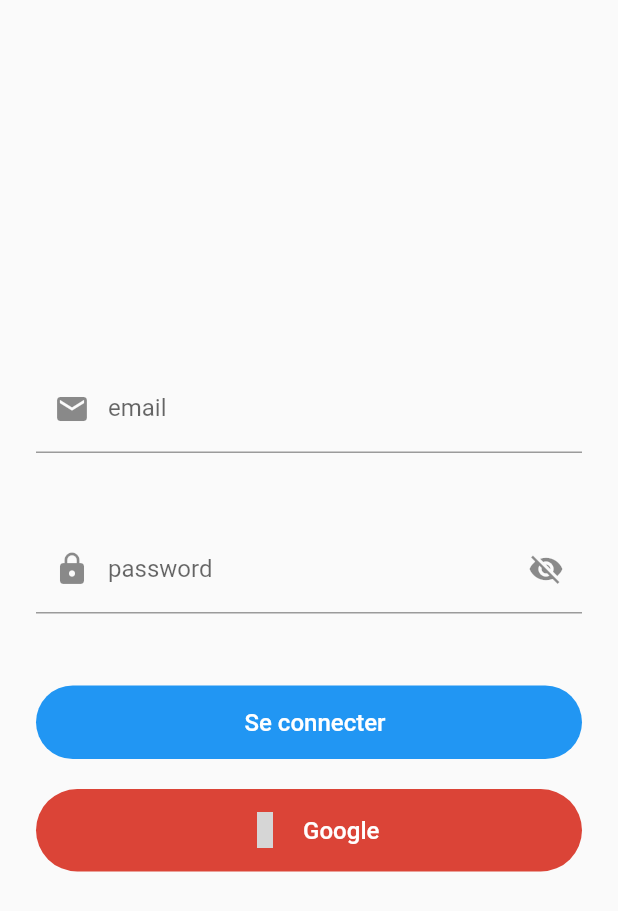
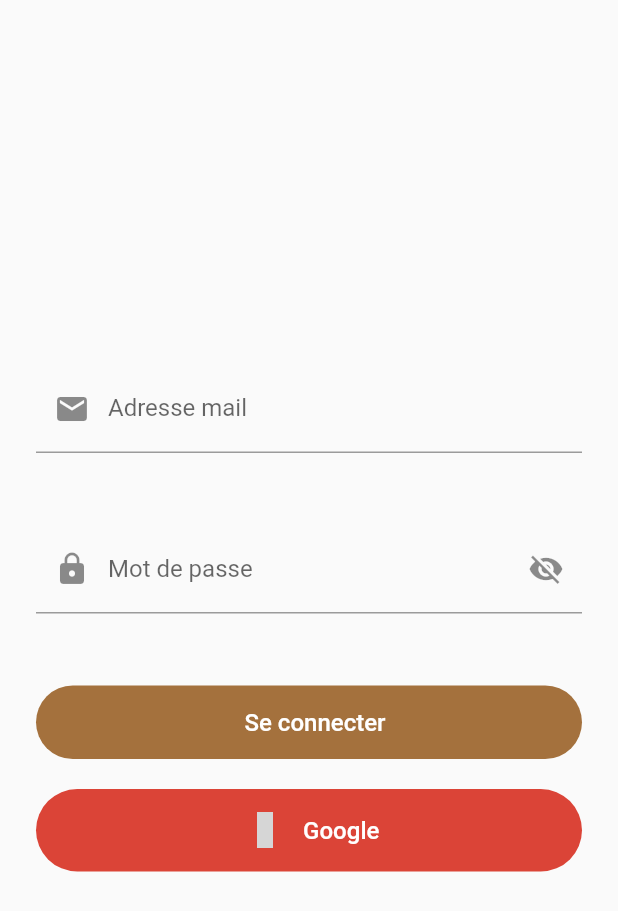
Before and after one commit to khalilkrm/StudentsForStudentsMobile, a Flutter app: the screen it shows after launch, on a phone screen of 412 x 824 dp. Shown: the top 911 px of the screen. Run offline on Flutter 3.47's test engine with Material 2 defaults, Android fonts, the phone set to English and light mode, and no system bars; our stand-ins replace google_fonts, google_sign_in, logger, material_design_icons_flutter, syncfusion_flutter_calendar; missing offline and left inert: icalendar_parser; accounts and stored records are empty; generated files the repository leaves out were written again; grey boxes are pictures that could not be loaded.

Commit message:
MODIFY: couleur bouton connexion + inversion bouton pour cacher le mdp

```diff
--- a/lib/views/molecules/button_molecule.dart
+++ b/lib/views/molecules/button_molecule.dart
@@ -96,6 +96,6 @@ class ButtonMolecule extends StatelessWidget {
   }
 
   Color getBackgroundColor(BuildContext context) {
-    return _backgroundColor ?? Theme.of(context).primaryColor;
+    return _backgroundColor ?? const Color(0xC1884500);
   }
 }
--- a/lib/views/molecules/text_form_field_molecule.dart
+++ b/lib/views/molecules/text_form_field_molecule.dart
@@ -25,7 +25,7 @@ class TextFormFieldMolecule extends StatefulWidget {
 }
 
 class _TextFormFieldMoleculeState extends State<TextFormFieldMolecule> {
-  bool _obscureText = false;
+  bool _obscureText = true;
 
   @override
   Widget build(BuildContext context) {
@@ -40,7 +40,7 @@ class _TextFormFieldMoleculeState extends State<TextFormFieldMolecule> {
             ? InkWell(
                 onTap: () => setState(() => _obscureText = !_obscureText),
                 child: Icon(
-                    _obscureText ? Icons.visibility : Icons.visibility_off),
+                    _obscureText ? Icons.visibility_off : Icons.visibility),
               )
             : const SizedBox(),
       ),
--- a/lib/views/pages/authentication_page.dart
+++ b/lib/views/pages/authentication_page.dart
@@ -52,14 +52,14 @@ class _AuthenticationPageState extends State<AuthenticationPage> {
                           ),
                     TextFormFieldMolecule(
                       controller: widget._emailTextFieldController,
-                      label: "email",
+                      label: "Adresse mail",
                       errorText:
                           _emailLocalError ?? store.state.emailErrorMessage,
                       prefixiIcon: const Icon(Icons.mail),
                     ),
                     TextFormFieldMolecule(
                       controller: widget._passwordTextFieldController,
-                      label: "password",
+                      label: "Mot de passe",
                       errorText: _passwordLocalError ??
                           store.state.passwordErrorMessage,
                       prefixiIcon: const Icon(Icons.lock),
```
